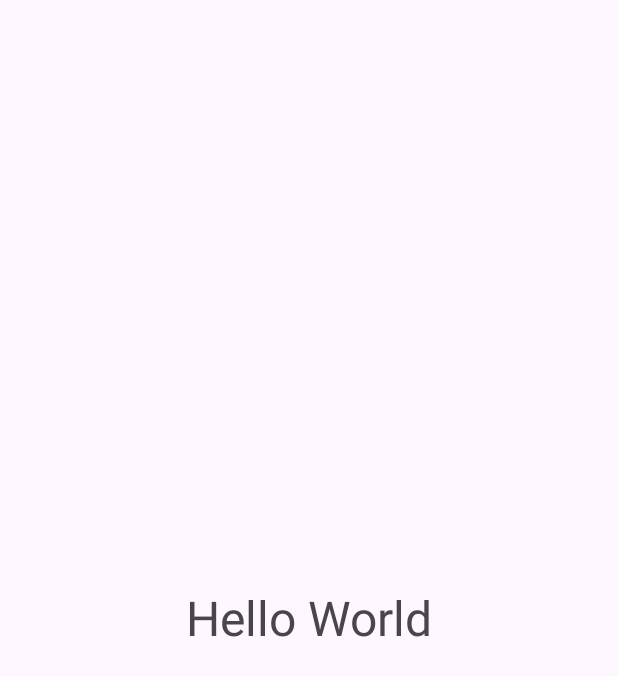
After one commit to berkahr/KirFood, an Android app: the HomeFragment screen opened directly, with no data from a screen before it, on a phone screen of 412 x 824 dp. The commit adds this screen. Shown: the top 676 px of the screen. Run offline under Robolectric (Android 15) with nearby library versions, the phone set to English and light mode, and no system bars.

Commit message:
update DB

```diff
--- a/app/build.gradle.kts
+++ b/app/build.gradle.kts
@@ -35,6 +35,8 @@ android {
 dependencies {
 
     implementation(platform("com.google.firebase:firebase-bom:32.6.0"))
+    implementation("com.google.firebase:firebase-auth-ktx")
+    implementation("com.firebaseui:firebase-ui-auth:7.2.0")
     implementation("androidx.appcompat:appcompat:1.6.1")
     implementation("com.google.android.material:material:1.10.0")
     implementation("androidx.constraintlayout:constraintlayout:2.1.4")
--- a/app/src/main/AndroidManifest.xml
+++ b/app/src/main/AndroidManifest.xml
@@ -22,6 +22,7 @@
             </intent-filter>
         </activity>
         <activity android:name=".MainActivity" android:exported="false"/>
+        <activity android:name=".HomeFragment" android:exported="false"/>
     </application>
 
 </manifest>
--- /dev/null
+++ b/app/src/main/java/com/example/kirfood/HomeFragment.java
@@ -0,0 +1,12 @@
+package com.example.kirfood;
+
+import android.os.Bundle;
+
+import androidx.appcompat.app.AppCompatActivity;
+
+public class HomeFragment extends AppCompatActivity {
+    protected void onCreate(Bundle savedInstanceState) {
+        super.onCreate(savedInstanceState);
+        setContentView(R.layout.fragment_home);
+    }
+}
--- a/app/src/main/res/layout/activity_main.xml
+++ b/app/src/main/res/layout/activity_main.xml
@@ -5,6 +5,7 @@
     android:layout_width="match_parent"
     android:layout_height="match_parent"
     tools:context=".MainActivity"
+    android:id="@+id/MenuLogin"
     android:orientation="vertical"
     android:background="@color/background">
 
@@ -35,13 +36,16 @@
                 android:src="@drawable/close"
                 android:layout_gravity="center"/>
             <EditText
+                android:id="@+id/usernameLogin"
                 android:layout_width="200dp"
                 android:layout_height="wrap_content"
                 android:hint="Username"/>
             <EditText
+                android:id="@+id/passwordLogin"
                 android:layout_width="200dp"
                 android:layout_height="wrap_content"
-                android:hint="Password"/>
+                android:hint="Password"
+                android:inputType="textPassword"/>
             <Button
                 android:id="@+id/buttonFormLogin"
                 android:layout_width="200dp"
--- /dev/null
+++ b/app/src/main/res/layout/fragment_home.xml
@@ -0,0 +1,12 @@
+<?xml version="1.0" encoding="utf-8"?>
+<LinearLayout xmlns:android="http://schemas.android.com/apk/res/android"
+    android:layout_width="match_parent"
+    android:layout_height="match_parent"
+    android:id="@+id/home">
+    <TextView
+        android:layout_width="match_parent"
+        android:layout_height="match_parent"
+        android:gravity="center"
+        android:text="Hello World"
+        android:textSize="32dp"/>
+</LinearLayout>
```
Also changed, not shown: app/src/main/java/com/example/kirfood/MainActivity.java (+61 -7 lines), app/src/main/java/com/example/kirfood/Model/User.java (added, +21 -0 lines).
